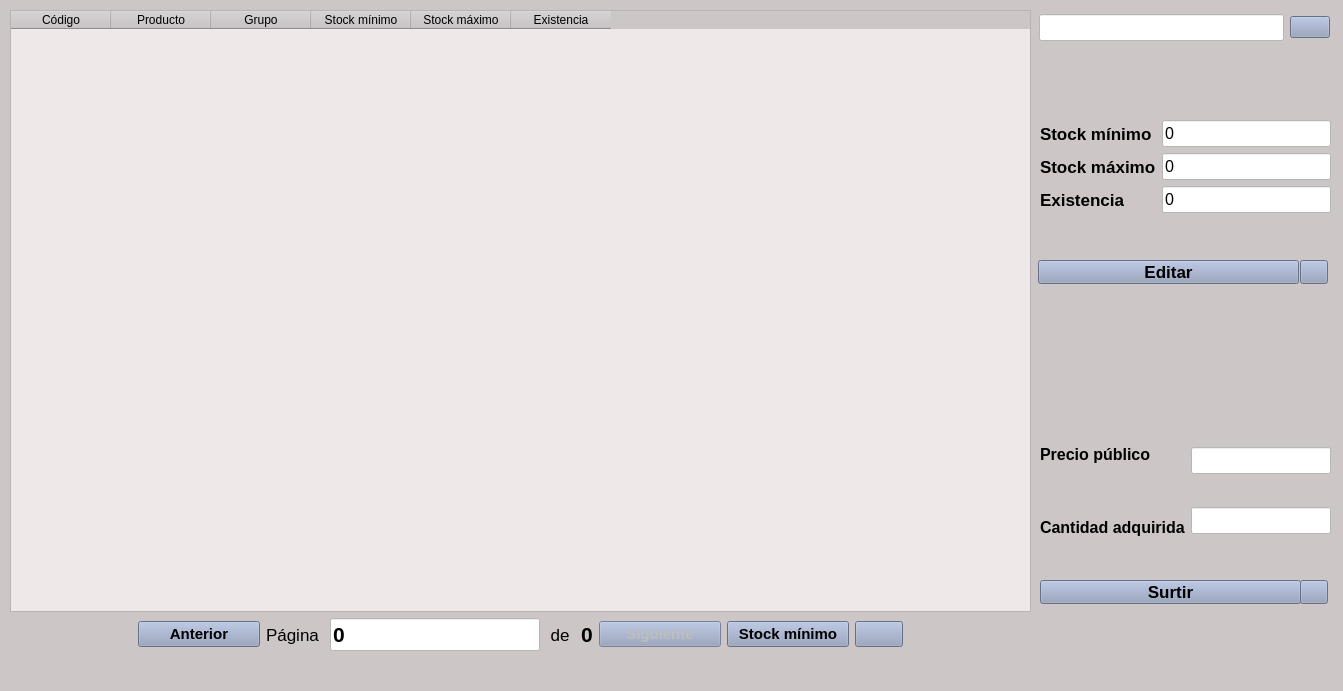
This is inventarioUI.ui in jesusArteaga17/FerreteriaGuerreroPython as Qt 5 draws it before an edit. The edited form follows.
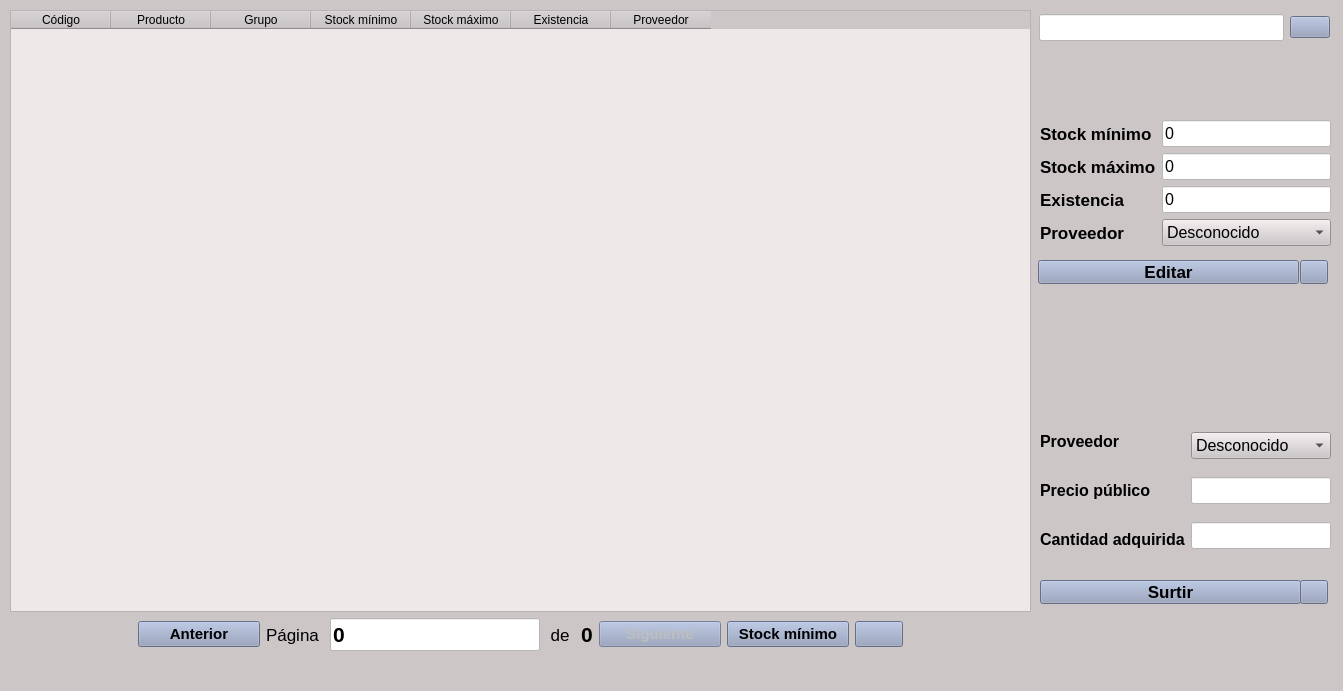
This is the edited form. Icons and pictures are not drawn.

Commit message: Se agrego proveedor al inventario

```diff
--- a/inventarioUI.ui
+++ b/inventarioUI.ui
@@ -102,6 +102,20 @@
     <layout class="QHBoxLayout" name="horizontalLayout_5">
      <item>
       <layout class="QVBoxLayout" name="verticalLayout_5">
+       <item>
+        <widget class="QLabel" name="label">
+         <property name="font">
+          <font>
+           <pointsize>12</pointsize>
+           <weight>75</weight>
+           <bold>true</bold>
+          </font>
+         </property>
+         <property name="text">
+          <string>Proveedor</string>
+         </property>
+        </widget>
+       </item>
        <item>
         <widget class="QLabel" name="label_9">
          <property name="font">
@@ -134,6 +148,23 @@
      </item>
      <item>
       <layout class="QVBoxLayout" name="verticalLayout_6">
+       <item>
+        <widget class="QComboBox" name="proveedor2">
+         <property name="font">
+          <font>
+           <pointsize>12</pointsize>
+          </font>
+         </property>
+         <property name="currentText">
+          <string>Desconocido</string>
+         </property>
+         <item>
+          <property name="text">
+           <string>Desconocido</string>
+          </property>
+         </item>
+        </widget>
+       </item>
        <item>
         <widget class="QLineEdit" name="preciopublico">
          <property name="font">
@@ -236,6 +267,11 @@
          <string>Existencia</string>
         </property>
        </column>
+       <column>
+        <property name="text">
+         <string>Proveedor</string>
+        </property>
+       </column>
       </widget>
      </item>
      <item>
@@ -420,7 +456,7 @@
      </item>
     </layout>
    </widget>
-   <widget class="QWidget" name="">
+   <widget class="QWidget" name="layoutWidget">
     <property name="geometry">
      <rect>
       <x>1040</x>
@@ -508,9 +544,37 @@
        </property>
       </widget>
      </item>
+     <item row="4" column="1">
+      <widget class="QComboBox" name="proveedor1">
+       <property name="font">
+        <font>
+         <pointsize>12</pointsize>
+        </font>
+       </property>
+       <item>
+        <property name="text">
+         <string>Desconocido</string>
+        </property>
+       </item>
+      </widget>
+     </item>
+     <item row="4" column="0">
+      <widget class="QLabel" name="label_2">
+       <property name="font">
+        <font>
+         <pointsize>13</pointsize>
+         <weight>75</weight>
+         <bold>true</bold>
+        </font>
+       </property>
+       <property name="text">
+        <string>Proveedor</string>
+       </property>
+      </widget>
+     </item>
     </layout>
    </widget>
-   <widget class="QWidget" name="">
+   <widget class="QWidget" name="layoutWidget">
     <property name="geometry">
      <rect>
       <x>1039</x>
```
Left out of the diff: 4 changed lines with no effect on the pictures. The commit also changes 15 other files.
